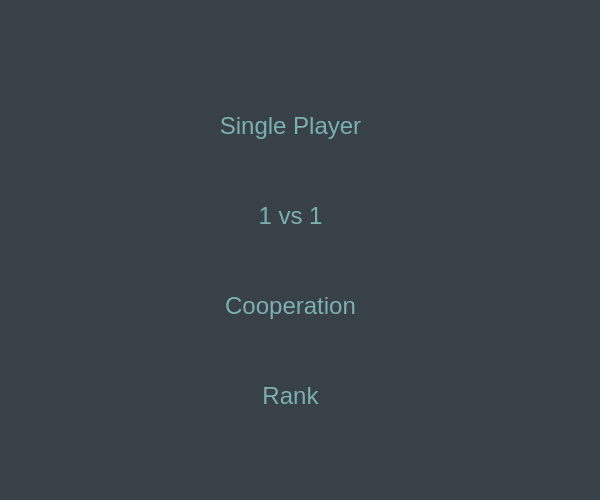
This is menu.ui in axwl03/2018-pd2-Project3 as Qt 5 draws it before an edit. The edited form follows.
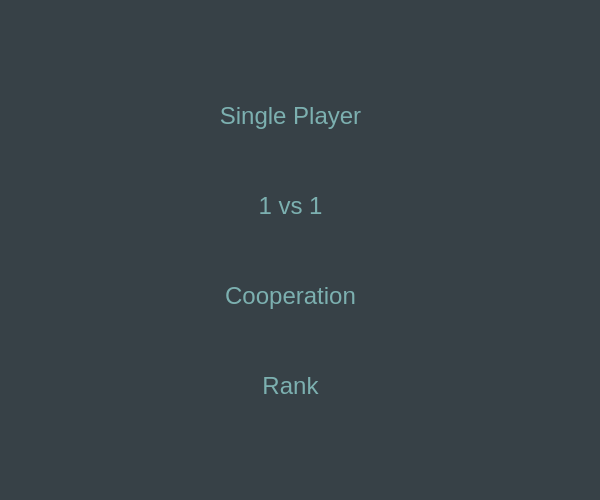
This is the edited form.

Patch:
```diff
--- a/menu.ui
+++ b/menu.ui
@@ -82,7 +82,7 @@
     <property name="geometry">
      <rect>
       <x>210</x>
-      <y>100</y>
+      <y>90</y>
       <width>161</width>
       <height>51</height>
      </rect>
@@ -194,7 +194,7 @@
     <property name="geometry">
      <rect>
       <x>220</x>
-      <y>190</y>
+      <y>180</y>
       <width>141</width>
       <height>51</height>
      </rect>
@@ -279,7 +279,7 @@
     <property name="geometry">
      <rect>
       <x>220</x>
-      <y>280</y>
+      <y>270</y>
       <width>141</width>
       <height>51</height>
      </rect>
@@ -364,7 +364,7 @@
     <property name="geometry">
      <rect>
       <x>220</x>
-      <y>370</y>
+      <y>360</y>
       <width>141</width>
       <height>51</height>
      </rect>
```
